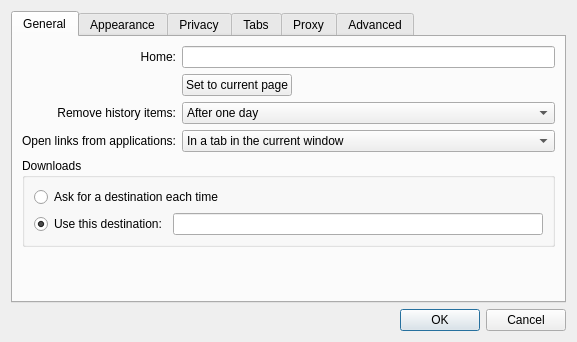
This is src/settings.ui in EndorphinBrowser/browser as Qt 5 draws it before an edit. The edited form follows.
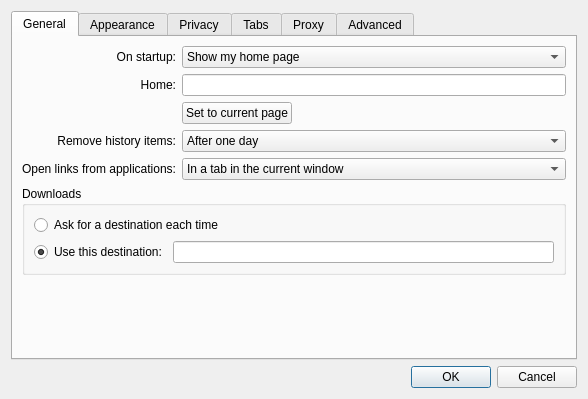
This is the edited form.

Commit message: Add option to automatically restore the session on startup.

What changed in the file:
```diff
--- a/src/settings.ui
+++ b/src/settings.ui
@@ -5,8 +5,8 @@
    <rect>
     <x>0</x>
     <y>0</y>
-    <width>577</width>
-    <height>342</height>
+    <width>588</width>
+    <height>399</height>
    </rect>
   </property>
   <property name="windowTitle" >
@@ -33,20 +33,36 @@
        <string>General</string>
       </attribute>
       <layout class="QGridLayout" name="gridLayout_4" >
-       <item row="1" column="2" >
-        <spacer name="horizontalSpacer" >
-         <property name="orientation" >
-          <enum>Qt::Horizontal</enum>
-         </property>
-         <property name="sizeHint" stdset="0" >
-          <size>
-           <width>280</width>
-           <height>18</height>
-          </size>
-         </property>
-        </spacer>
-       </item>
        <item row="0" column="0" >
+        <widget class="QLabel" name="label_7" >
+         <property name="text" >
+          <string>On startup:</string>
+         </property>
+         <property name="alignment" >
+          <set>Qt::AlignRight|Qt::AlignTrailing|Qt::AlignVCenter</set>
+         </property>
+        </widget>
+       </item>
+       <item row="0" column="1" colspan="2" >
+        <widget class="QComboBox" name="startupBehavior" >
+         <item>
+          <property name="text" >
+           <string>Show my home page</string>
+          </property>
+         </item>
+         <item>
+          <property name="text" >
+           <string>Show a blank page</string>
+          </property>
+         </item>
+         <item>
+          <property name="text" >
+           <string>Restore windows and tabs from last time</string>
+          </property>
+         </item>
+        </widget>
+       </item>
+       <item row="1" column="0" >
         <widget class="QLabel" name="label_3" >
          <property name="text" >
           <string>Home:</string>
@@ -56,17 +72,30 @@
          </property>
         </widget>
        </item>
-       <item row="0" column="1" colspan="2" >
+       <item row="1" column="1" colspan="2" >
         <widget class="QLineEdit" name="homeLineEdit" />
        </item>
-       <item row="1" column="1" >
+       <item row="2" column="1" >
         <widget class="QPushButton" name="setHomeToCurrentPageButton" >
          <property name="text" >
           <string>Set to current page</string>
          </property>
         </widget>
        </item>
-       <item row="2" column="0" >
+       <item row="2" column="2" >
+        <spacer name="horizontalSpacer" >
+         <property name="orientation" >
+          <enum>Qt::Horizontal</enum>
+         </property>
+         <property name="sizeHint" stdset="0" >
+          <size>
+           <width>280</width>
+           <height>18</height>
+          </size>
+         </property>
+        </spacer>
+       </item>
+       <item row="3" column="0" >
         <widget class="QLabel" name="label_4" >
          <property name="text" >
           <string>Remove history items:</string>
@@ -76,7 +105,7 @@
          </property>
         </widget>
        </item>
-       <item row="2" column="1" colspan="2" >
+       <item row="3" column="1" colspan="2" >
         <widget class="QComboBox" name="expireHistory" >
          <item>
           <property name="text" >
@@ -115,7 +144,7 @@
          </item>
         </widget>
        </item>
-       <item row="3" column="0" >
+       <item row="4" column="0" >
         <widget class="QLabel" name="label_8" >
          <property name="text" >
           <string>Open links from applications:</string>
@@ -125,7 +154,7 @@
          </property>
         </widget>
        </item>
-       <item row="3" column="1" colspan="2" >
+       <item row="4" column="1" colspan="2" >
         <widget class="QComboBox" name="openLinksIn" >
          <item>
           <property name="text" >
@@ -140,19 +169,6 @@
         </widget>
        </item>
        <item row="5" column="0" colspan="3" >
-        <spacer>
-         <property name="orientation" >
-          <enum>Qt::Vertical</enum>
-         </property>
-         <property name="sizeHint" stdset="0" >
-          <size>
-           <width>391</width>
-           <height>262</height>
-          </size>
-         </property>
-        </spacer>
-       </item>
-       <item row="4" column="0" colspan="3" >
         <widget class="QGroupBox" name="groupBox_2" >
          <property name="title" >
           <string>Downloads</string>
@@ -185,6 +201,19 @@
          </layout>
         </widget>
        </item>
+       <item row="6" column="0" colspan="3" >
+        <spacer>
+         <property name="orientation" >
+          <enum>Qt::Vertical</enum>
+         </property>
+         <property name="sizeHint" stdset="0" >
+          <size>
+           <width>391</width>
+           <height>262</height>
+          </size>
+         </property>
+        </spacer>
+       </item>
       </layout>
       <zorder>label_3</zorder>
       <zorder>homeLineEdit</zorder>
```
Left out of the diff: 12 changed lines with no effect on the pictures. The commit also changes 2 other files.
